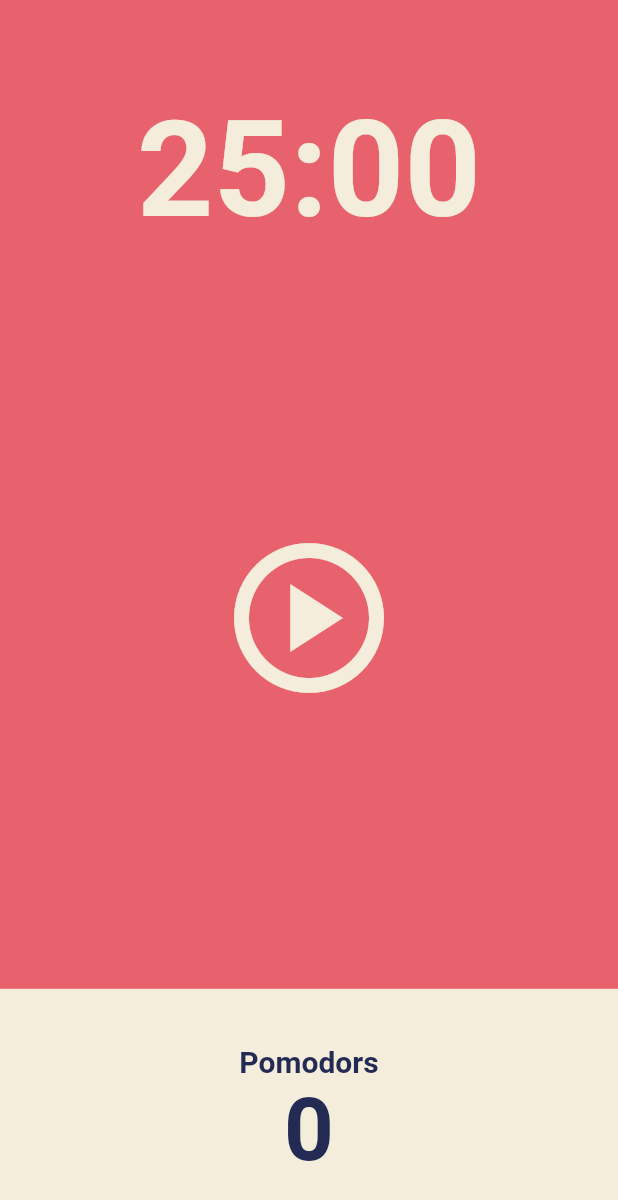
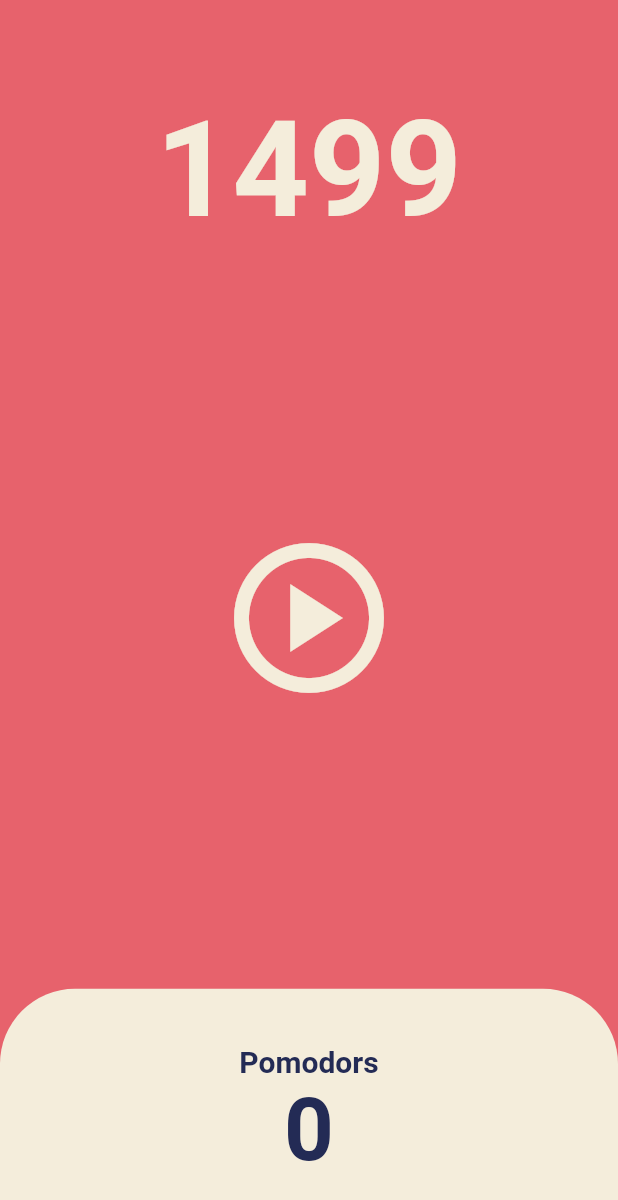
Before and after one commit to cocopalm221/pomodor-app, a Flutter app: the screen it shows after launch, after a tap on the "play circle" icon, on a phone screen of 412 x 824 dp. Shown: the top 1200 px of the screen. Run offline on Flutter 3.47's test engine with Material 2 defaults, Android fonts, the phone set to English and light mode, and no system bars.

```diff
--- a/lib/screens/home_screen.dart
+++ b/lib/screens/home_screen.dart
@@ -1,4 +1,5 @@
 import 'package:flutter/material.dart';
+import 'dart:async'; //Undefined class Timer error /수동으로 패키지 불러옴
 
 class HomeScreen extends StatefulWidget {
   const HomeScreen({super.key});
@@ -8,6 +9,27 @@ class HomeScreen extends StatefulWidget {
 }
 
 class _HomeScreenState extends State<HomeScreen> {
+  int taotalSeconds = 1500;
+  late Timer timer;
+
+  void onTick(Timer timer) {
+    setState(() {
+      taotalSeconds = taotalSeconds - 1;
+    });
+  }
+
+  void onStartPressed() {
+    timer = Timer.periodic(
+      const Duration(seconds: 1),
+      onTick,
+      //periodic 에서 첫번째는 시간, 두번째는 void 형태의 Timer를 인수로 받는 함수
+      //late 키워드는 지연초기화, 나중에 사용할때 초기화됨
+      //late timer는 onStartPressed()함수가 호출될 떄 초기화, Timer객체 생성
+      //Timer 객체는 주기적으로 inTick 함수 실행, onTick함수에서 상태업데이트
+      // late Timer timer는 작동중에 계속 실행, onTick 함수에서 상태 업데이트
+    );
+  }
+
   @override
   Widget build(BuildContext context) {
     return Scaffold(
@@ -19,7 +41,7 @@ class _HomeScreenState extends State<HomeScreen> {
             child: Container(
               alignment: Alignment.bottomCenter,
               child: Text(
-                '25:00',
+                '$taotalSeconds', //25:00
                 style: TextStyle(
                     color: Theme.of(context).cardColor,
                     fontSize: 89,
@@ -33,7 +55,7 @@ class _HomeScreenState extends State<HomeScreen> {
               child: IconButton(
                 iconSize: 120,
                 color: Theme.of(context).cardColor,
-                onPressed: () {},
+                onPressed: onStartPressed, //(){}
                 icon: const Icon(Icons.play_circle_outlined),
               ),
             ),
@@ -44,8 +66,16 @@ class _HomeScreenState extends State<HomeScreen> {
               children: [
                 Expanded(
                   child: Container(
-                    decoration:
-                        BoxDecoration(color: Theme.of(context).cardColor),
+                    decoration: BoxDecoration(
+                      color: Theme.of(context).cardColor,
+                      // borderRadius: BorderRadius.circular(50), 에뮬레이터 따라 ui보고 적용할것
+                      // borderRadius: const BorderRadius.only(
+                      //     topLeft: Radius.circular(50),
+                      //     topRight: Radius.circular(50)), //only 로 각각 주기
+                      borderRadius: const BorderRadius.vertical(
+                        top: Radius.circular(50),
+                      ),
+                    ),
                     child: Column(
                       mainAxisAlignment: MainAxisAlignment.center,
                       children: [
```
